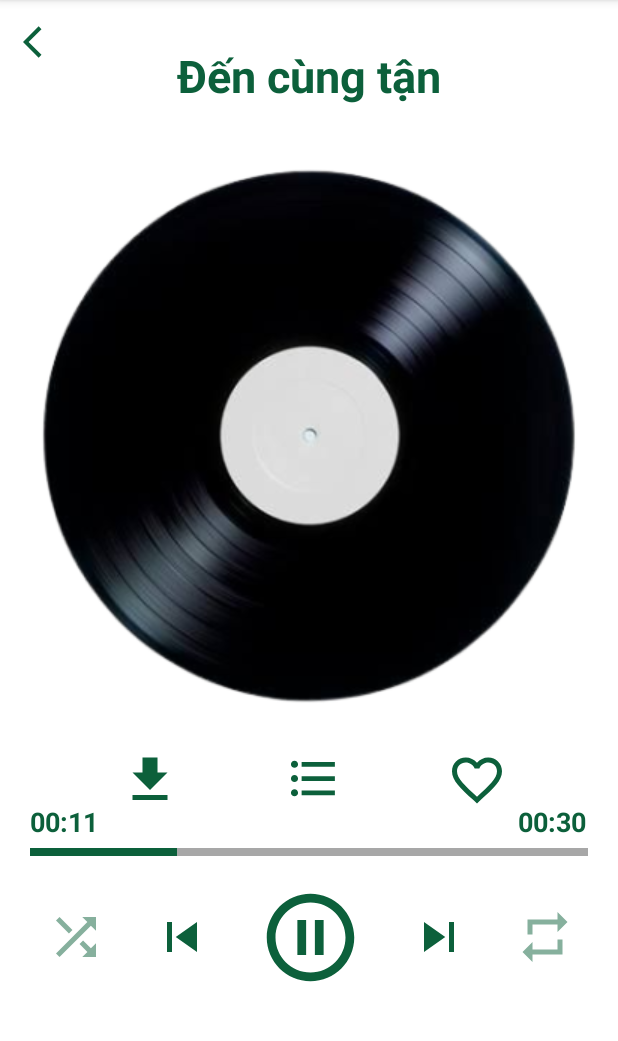
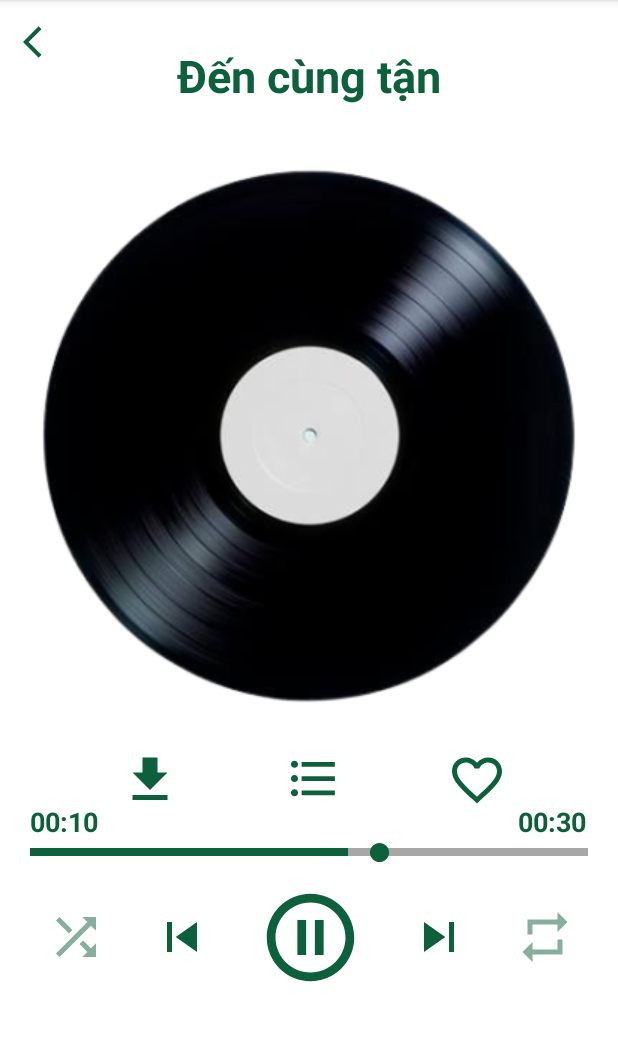
Before and after one commit to Hailong27/AppMusic, an Android app: the screen it shows after launch (MainActivity), after a tap on an icon or button, on a phone screen of 412 x 824 dp, the part 84-1125 px from its top. Run offline under Robolectric (Android 15) with nearby library versions, the phone set to English and light mode, and no system bars.

Commit message:
update code

```diff
--- a/app/src/main/java/com/example/appnghenhac/MainActivity.java
+++ b/app/src/main/java/com/example/appnghenhac/MainActivity.java
@@ -5,8 +5,11 @@ import androidx.appcompat.app.AppCompatActivity;
 import android.annotation.SuppressLint;
 import android.content.Intent;
 import android.media.MediaPlayer;
+import android.net.Uri;
 import android.os.Bundle;
 import android.os.Handler;
+import android.util.Log;
+import android.view.MotionEvent;
 import android.view.View;
 import android.view.ViewGroup;
 import android.view.animation.Animation;
@@ -14,11 +17,16 @@ import android.view.animation.AnimationUtils;
 import android.widget.ImageView;
 import android.widget.TextView;
 
-public class MainActivity extends AppCompatActivity {
+import java.io.IOException;
 
-    ImageView disk_img, choi_nhac, shuffle, repeat, tym;
+public class MainActivity extends AppCompatActivity{
+
+    ImageView disk_img, choi_nhac, shuffle, repeat, tym, dot_change, previous, next;
     TextView timeMusic, timeCurrent;
     View line_music;
+    private int lastX;
+    private boolean isRepeat = false;
+    private Animation animation;
 
     @SuppressLint("MissingInflatedId")
     @Override
@@ -29,17 +37,41 @@ public class MainActivity extends AppCompatActivity {
         disk_img = (ImageView)findViewById(R.id.disk_img);
         choi_nhac = (ImageView)findViewById(R.id.choi_nhac);
         shuffle = (ImageView)findViewById(R.id.shuffle);
+        dot_change = (ImageView)findViewById(R.id.dot_change);
         repeat = (ImageView)findViewById(R.id.repeat);
         tym = (ImageView)findViewById(R.id.tym);
+        previous = (ImageView)findViewById(R.id.previous);
+        next = (ImageView)findViewById(R.id.next);
         timeMusic = (TextView)findViewById(R.id.timeMusic) ;
         timeCurrent = (TextView)findViewById(R.id.timeCurrent);
         line_music = (View)findViewById(R.id.line_music);
 
-        Animation animation = AnimationUtils.loadAnimation(getApplicationContext(), R.anim.rotate);
+        animation = AnimationUtils.loadAnimation(getApplicationContext(), R.anim.rotate);
         disk_img.startAnimation(animation);
 
         MediaPlayer mediaPlayer = MediaPlayer.create(this, R.raw.haanhtuan);
         mediaPlayer.start();
+        mediaPlayer.setLooping(isRepeat);
+        mediaPlayer.setOnCompletionListener(new MediaPlayer.OnCompletionListener() {
+            @Override
+            public void onCompletion(MediaPlayer mediaPlayer) {
+                if (isRepeat) {
+                    mediaPlayer.seekTo(0);
+                    mediaPlayer.start();
+                } else {
+                    String nextSongPath = "android.resource://" + getPackageName() + "/raw/haanhtuan";
+                    try {
+                        mediaPlayer.reset();
+                        mediaPlayer.setDataSource(MainActivity.this, Uri.parse(nextSongPath));
+                        mediaPlayer.prepare();
+                        mediaPlayer.start();
+                    } catch (IOException e) {
+                        e.printStackTrace();
+                    }
+                }
+            }
+        });
+
 
         int time = mediaPlayer.getDuration() / 1000;
         int minute = time / 60;
@@ -51,17 +83,19 @@ public class MainActivity extends AppCompatActivity {
         Runnable mRunnable = new Runnable() {
             @Override
             public void run() {
-                int time = mediaPlayer.getDuration();
+                int time = mediaPlayer.getDuration()/1000;
                 int currentPositionInMillis = mediaPlayer.getCurrentPosition();
                 int currentPositionInSec = currentPositionInMillis / 1000;
+                if(currentPositionInSec > time) currentPositionInSec = time;
                 int minutes = currentPositionInSec / 60;
                 int seconds = currentPositionInSec % 60;
                 String currentPositionFormatted = String.format("%02d:%02d", minutes, seconds);
                 timeCurrent.setText(currentPositionFormatted);
 
                 ViewGroup.LayoutParams layoutParams = line_music.getLayoutParams();
-                layoutParams.width = currentPositionInMillis * 380/time;
+                layoutParams.width = currentPositionInSec * 955/time;
                 line_music.setLayoutParams(layoutParams);
+                dot_change.layout(currentPositionInSec * 955/time+50, dot_change.getTop(), currentPositionInSec * 955/time + 50 + dot_change.getWidth(), dot_change.getBottom());
 
                 mHandler.postDelayed(this, 100);
             }
@@ -73,13 +107,42 @@ public class MainActivity extends AppCompatActivity {
             public void onClick(View view) {
                 if (choi_nhac.getDrawable().getConstantState() ==
                     getResources().getDrawable(R.drawable.baseline_play_circle_outline_24).getConstantState()) {
-                    mediaPlayer.start();
                     disk_img.startAnimation(animation);
                     choi_nhac.setImageResource(R.drawable.baseline_pause_circle_outline_24);
                 } else {
                     mediaPlayer.pause();
                     animation.cancel();
                     choi_nhac.setImageResource(R.drawable.baseline_play_circle_outline_24);
+                }
+            }
+        });
+
+        previous.setOnClickListener(new View.OnClickListener() {
+            @Override
+            public void onClick(View view) {
+                String nextSongPath = "android.resource://" + getPackageName() + "/raw/conhautrondoi";
+                try {
+                    mediaPlayer.reset();
+                    mediaPlayer.setDataSource(MainActivity.this, Uri.parse(nextSongPath));
+                    mediaPlayer.prepare();
+                    mediaPlayer.start();
+                } catch (IOException e) {
+                    e.printStackTrace();
+                }
+            }
+        });
+
+        next.setOnClickListener(new View.OnClickListener() {
+            @Override
+            public void onClick(View view) {
+                String nextSongPath = "android.resource://" + getPackageName() + "/raw/dencungtan";
+                try {
+                    mediaPlayer.reset();
+                    mediaPlayer.setDataSource(MainActivity.this, Uri.parse(nextSongPath));
+                    mediaPlayer.prepare();
+                    mediaPlayer.start();
+                } catch (IOException e) {
+                    e.printStackTrace();
                 }
             }
         });
@@ -98,6 +161,7 @@ public class MainActivity extends AppCompatActivity {
         repeat.setOnClickListener(new View.OnClickListener() {
             @Override
             public void onClick(View view) {
+                isRepeat = !isRepeat;
                 if(repeat.getAlpha() < 1){
                     repeat.setAlpha(1f);
                 } else{
@@ -118,6 +182,34 @@ public class MainActivity extends AppCompatActivity {
             }
         });
 
+        dot_change.setOnTouchListener(new View.OnTouchListener() {
+            @Override
+            public boolean onTouch(View v, MotionEvent event) {
+                int action = event.getAction();
+                switch (action) {
+                    case MotionEvent.ACTION_DOWN:
+                        // Lưu lại vị trí x khi người dùng chạm vào màn hình
+                        lastX = (int) event.getRawX();
+                        break;
+
+                    case MotionEvent.ACTION_MOVE:
+                        // Tính khoảng cách di chuyển theo phương ngang
+                        int deltaX = (int) event.getRawX() - lastX;
+
+                        // Cập nhật vị trí hiển thị mới cho ImageView
+                        int newX = dot_change.getLeft() + deltaX;
+                        if(newX > 1000) newX = 1000;
+                        if(newX < 50) newX = 50;
+                        dot_change.layout(newX, dot_change.getTop(), newX + dot_change.getWidth(), dot_change.getBottom());
+                        // Lưu lại vị trí mới cho lần chạm tiếp theo
+                        lastX = (int) event.getRawX();
+                        mediaPlayer.seekTo((newX-50)*time*1000/950);
+                        break;
+                }
+                return true;
+            }
+        });
+
 //        new Handler().postDelayed(new Runnable() {
 //            @Override
 //            public void run() {
--- /dev/null
+++ b/app/src/main/res/drawable/baseline_circle_24.xml
@@ -0,0 +1,5 @@
+<vector android:height="15dp" android:tint="#0C603B"
+    android:viewportHeight="24" android:viewportWidth="24"
+    android:width="15dp" xmlns:android="http://schemas.android.com/apk/res/android">
+    <path android:fillColor="@android:color/white" android:pathData="M12,2C6.47,2 2,6.47 2,12s4.47,10 10,10 10,-4.47 10,-10S17.53,2 12,2z"/>
+</vector>
--- a/app/src/main/res/layout/activity_main.xml
+++ b/app/src/main/res/layout/activity_main.xml
@@ -125,6 +125,17 @@
         <LinearLayout
             android:layout_width="match_parent"
             android:layout_height="wrap_content"
+            android:padding="17dp">
+            <ImageView
+                android:id="@+id/dot_change"
+                android:layout_width="wrap_content"
+                android:layout_height="wrap_content"
+                android:src="@drawable/baseline_circle_24"
+                android:layout_marginTop="543.5dp"/>
+        </LinearLayout>
+        <LinearLayout
+            android:layout_width="match_parent"
+            android:layout_height="wrap_content"
             android:layout_marginTop="590dp">
             <ImageView
                 android:id="@+id/shuffle"
@@ -136,6 +147,7 @@
                 android:src="@drawable/baseline_shuffle_24"
                 />
             <ImageView
+                android:id="@+id/previous"
                 android:layout_width="wrap_content"
                 android:layout_height="wrap_content"
                 android:layout_gravity="center_vertical"
@@ -149,6 +161,7 @@
                 android:layout_marginLeft="30.5dp"
                 android:src="@drawable/baseline_pause_circle_outline_24"/>
             <ImageView
+                android:id="@+id/next"
                 android:layout_width="wrap_content"
                 android:layout_height="wrap_content"
                 android:layout_gravity="center_vertical"
```
Also changed, not shown: 2 other files.
